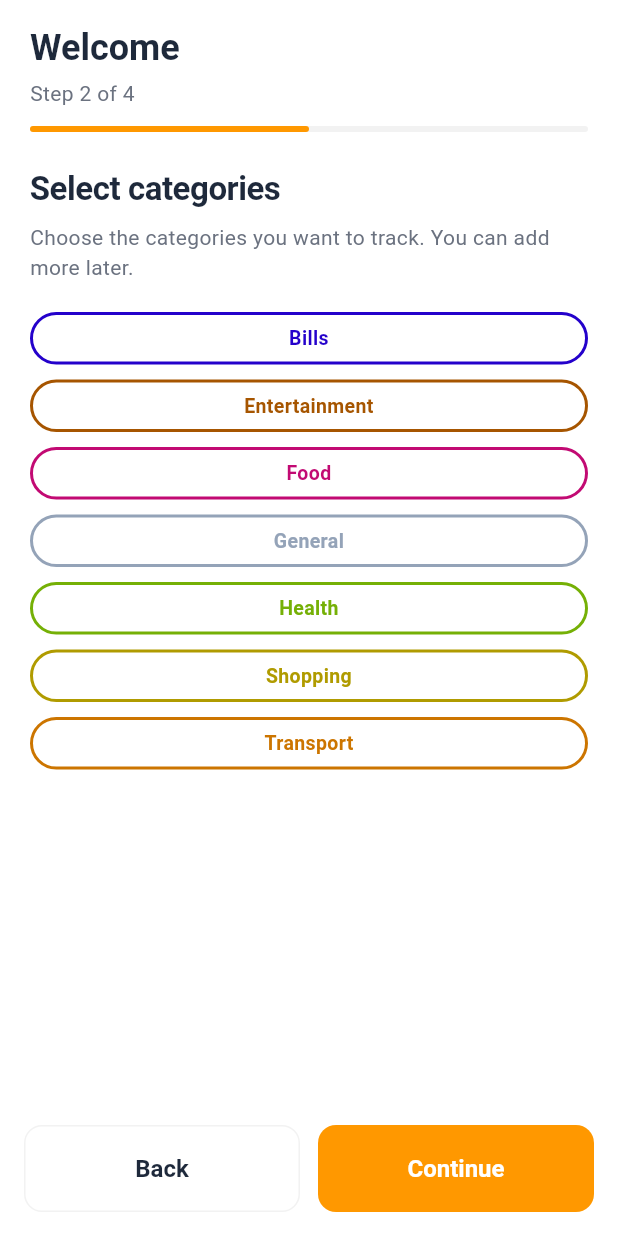
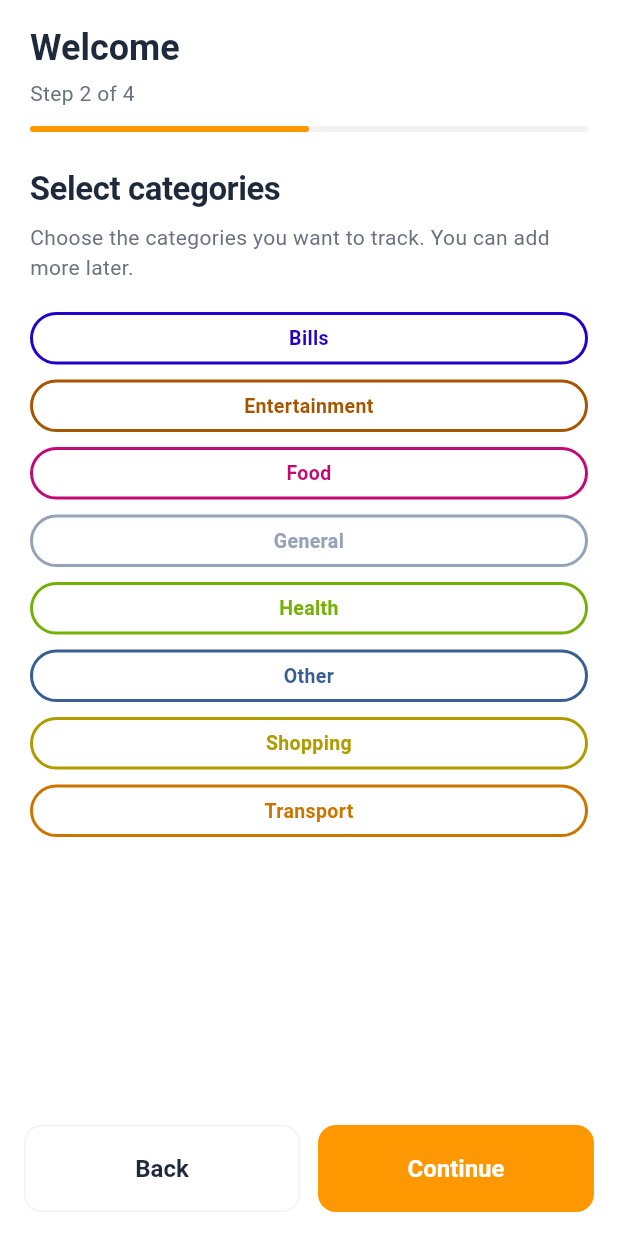
Before and after one commit to ThanojBuddhima/expenseAPK, a Flutter app: the screen it shows after launch, after a tap on "Continue", on a phone screen of 412 x 824 dp. Run offline on Flutter 3.47's test engine with Material 3 defaults, Android fonts, the phone set to English and light mode, and no system bars; our stand-ins replace fl_chart, local_auth, shared_preferences, sqflite; accounts and stored records are empty.

Commit message:
add icon, fix small bugs

```diff
--- a/lib/screens/calculator_tab.dart
+++ b/lib/screens/calculator_tab.dart
@@ -1,6 +1,7 @@
 import 'package:flutter/material.dart';
 
 import '../app_theme.dart';
+import '../widgets/frosted_bar.dart';
 
 const Color _kCalcOp = AppColors.primary;
 
@@ -181,10 +182,9 @@
   @override
   Widget build(BuildContext context) {
     final palette = context.palette;
-    return SafeArea(
-      bottom: false,
+    return TopFadeOverlay(
       child: Padding(
-        padding: const EdgeInsets.fromLTRB(16, AppTheme.screenTopPadding, 16, 120),
+        padding: const EdgeInsets.only(bottom: 150),
         child: Column(
           crossAxisAlignment: CrossAxisAlignment.stretch,
           children: [
--- a/lib/screens/splash_screen.dart
+++ b/lib/screens/splash_screen.dart
@@ -75,45 +75,41 @@
   @override
   Widget build(BuildContext context) {
     return Scaffold(
-      backgroundColor: AppColors.surface,
+      backgroundColor: AppColors.primary,
       body: Center(
         child: Column(
           mainAxisAlignment: MainAxisAlignment.center,
           children: [
-            Container(
-              height: 88,
-              width: 88,
-              decoration: BoxDecoration(
-                color: AppColors.primary.withValues(alpha: 0.12),
-                borderRadius: BorderRadius.circular(28),
-              ),
-              child: const Icon(
-                Icons.account_balance_wallet_rounded,
-                color: AppColors.primary,
-                size: 44,
+            ClipRRect(
+              borderRadius: BorderRadius.circular(28),
+              child: Image.asset(
+                'assets/images/app_icon.png',
+                width: 120,
+                height: 120,
+                fit: BoxFit.cover,
               ),
             ),
             const SizedBox(height: 24),
             const Text(
-              'Smart Offline\nExpense Manager',
+              'Expensely',
               textAlign: TextAlign.center,
               style: TextStyle(
-                color: AppColors.textPrimary,
-                fontSize: 22,
+                color: Colors.white,
+                fontSize: 28,
                 fontWeight: FontWeight.w700,
-                height: 1.3,
+                letterSpacing: -0.5,
               ),
             ),
             const SizedBox(height: 12),
-            const Text(
+            Text(
               'Offline-first • Private • Secure',
               style: TextStyle(
-                color: AppColors.textSecondary,
+                color: Colors.white.withValues(alpha: 0.88),
                 fontSize: 14,
               ),
             ),
             const SizedBox(height: 40),
-            const CircularProgressIndicator(color: AppColors.primary),
+            const CircularProgressIndicator(color: Colors.white),
           ],
         ),
       ),
--- a/lib/services/auth_service.dart
+++ b/lib/services/auth_service.dart
@@ -63,7 +63,7 @@
     }
     try {
       return await _localAuth.authenticate(
-        localizedReason: 'Unlock Smart Offline Expense Manager',
+        localizedReason: 'Unlock Expensely',
         options: const AuthenticationOptions(
           biometricOnly: true,
           stickyAuth: true,
--- a/lib/services/db_service.dart
+++ b/lib/services/db_service.dart
@@ -19,6 +19,7 @@
   {'name': 'Entertainment', 'color': 0xFFFDBA74},
   {'name': 'Health', 'color': 0xFFD9F99D},
   {'name': 'General', 'color': 0xFF94A3B8},
+  {'name': 'Other', 'color': 0xFFE2E8F0},
 ];
 
 class DBService {
@@ -61,7 +62,7 @@
       final path = join(dbPath, 'expenses.db');
       _db = await openDatabase(
         path,
-        version: 5,
+        version: 6,
         onCreate: (db, v) async {
           await _createSchema(db);
           await _seedDefaultCategories(db);
@@ -110,6 +111,9 @@
                 month INTEGER NOT NULL
               )
             ''');
+            await _seedDefaultCategories(db);
+          }
+          if (oldVersion < 6) {
             await _seedDefaultCategories(db);
           }
         },
@@ -178,6 +182,7 @@
 
   Future<void> _seedDefaultCategoriesIfNeeded() async {
     if (_categoriesSeeded && _memoryCategories.isNotEmpty) {
+      _ensureOtherCategoryInMemory();
       return;
     }
     if (_memoryCategories.isEmpty) {
@@ -191,8 +196,24 @@
           ),
         );
       }
+    } else {
+      _ensureOtherCategoryInMemory();
     }
     _categoriesSeeded = true;
+  }
+
+  void _ensureOtherCategoryInMemory() {
+    if (_memoryCategories.any((category) => category.name == 'Other')) {
+      return;
+    }
+    final nextId = _nextId(_memoryCategories.map((category) => category.id).toList());
+    _memoryCategories.add(
+      ExpenseCategory(
+        id: nextId,
+        name: 'Other',
+        colorValue: 0xFFE2E8F0,
+      ),
+    );
   }
 
   int _nextId(List<int?> ids) {
```
Also changed, not shown: lib/main.dart (+144 -24 lines), lib/widgets/frosted_bar.dart (+53 -0 lines), pubspec.yaml (+32 -1 lines), assets/images/app_icon.png (added), 95 other files.
